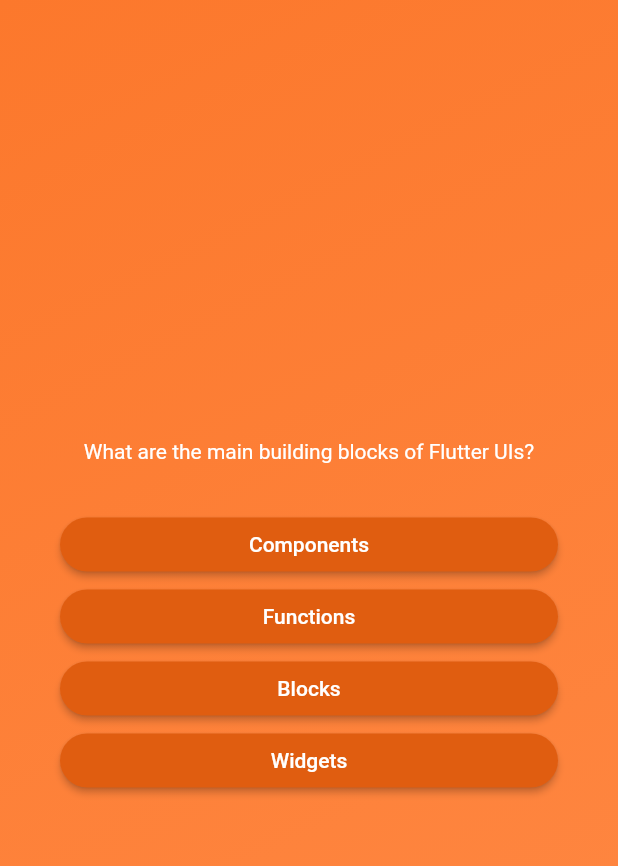
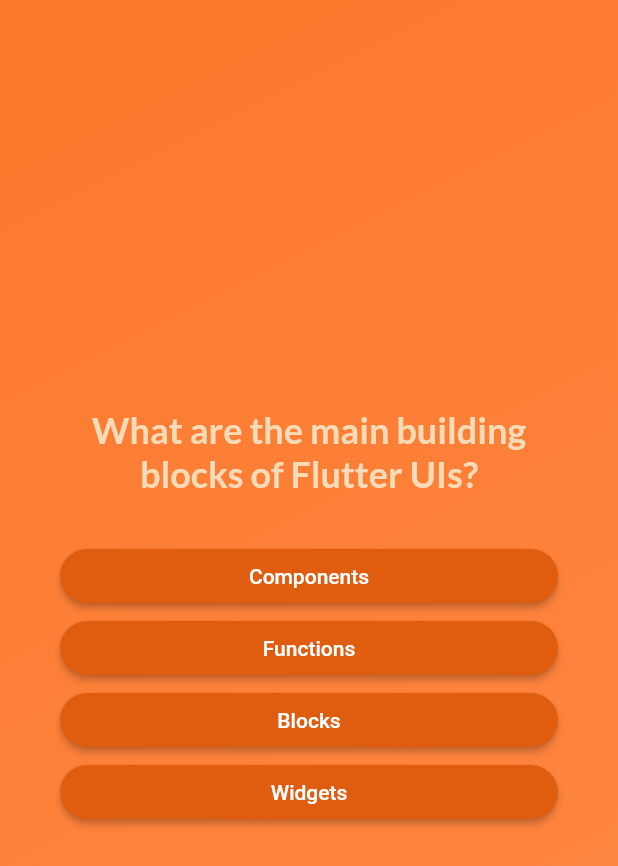
Before and after one commit to destorted93/quiz_app, a Flutter app: the screen it shows after launch, after a tap on "Start Quiz", on a phone screen of 412 x 824 dp. Shown: the top 866 px of the screen. Run offline on Flutter 3.47's test engine with Material 2 defaults, Android fonts, the phone set to English and light mode, and no system bars; our stand-ins replace google_fonts.

Commit message:
add GoogleFonts as third-party package

```diff
--- a/lib/answer_button.dart
+++ b/lib/answer_button.dart
@@ -22,7 +22,7 @@ class AnswerButton extends StatelessWidget {
           borderRadius: BorderRadius.circular(40),
         ),
       ),
-      child: Text(answerText),
+      child: Text(answerText, textAlign: TextAlign.center),
     );
   }
 }
--- a/lib/questions_screen.dart
+++ b/lib/questions_screen.dart
@@ -1,6 +1,7 @@
 import "package:flutter/material.dart";
 import "package:quiz_app/answer_button.dart";
 import "package:quiz_app/data/questions.dart";
+import "package:google_fonts/google_fonts.dart";
 
 class QuestionsScreen extends StatefulWidget {
   const QuestionsScreen({super.key});
@@ -34,8 +35,10 @@ class _QuestionsScreenState extends State<QuestionsScreen> {
           children: [
             Text(
               currentQuestion.text,
-              style: const TextStyle(
-                color: Colors.white,
+              style: GoogleFonts.lato(
+                fontSize: 24,
+                fontWeight: FontWeight.bold,
+                color: const Color.fromARGB(255, 250, 219, 184),
               ),
               textAlign: TextAlign.center,
             ),
--- a/lib/start_screen.dart
+++ b/lib/start_screen.dart
@@ -1,4 +1,5 @@
 import "package:flutter/material.dart";
+import "package:google_fonts/google_fonts.dart";
 
 class StartScreen extends StatelessWidget {
   const StartScreen(this.startQuiz, {super.key});
@@ -17,9 +18,9 @@ class StartScreen extends StatelessWidget {
             color: const Color.fromARGB(160, 255, 255, 255),
           ),
           const SizedBox(height: 80),
-          const Text(
+          Text(
             "Learn Flutter fun way!",
-            style: TextStyle(
+            style: GoogleFonts.lato(
               fontSize: 32,
               color: Colors.white,
             ),
--- a/pubspec.yaml
+++ b/pubspec.yaml
@@ -31,6 +31,7 @@ dependencies:
   flutter:
     sdk: flutter
 
+  google_fonts: ^6.1.0
   # window_manager: ^0.3.7
 
 
```
Also changed, not shown: pubspec.lock, 1 other file.
